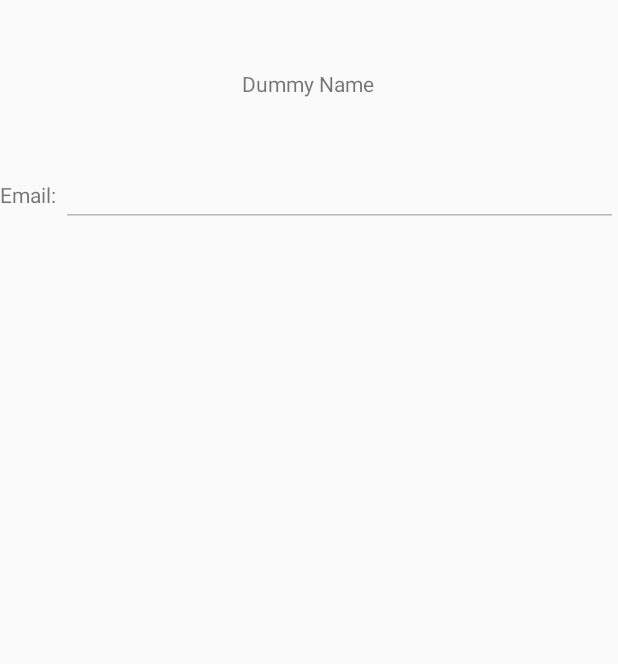
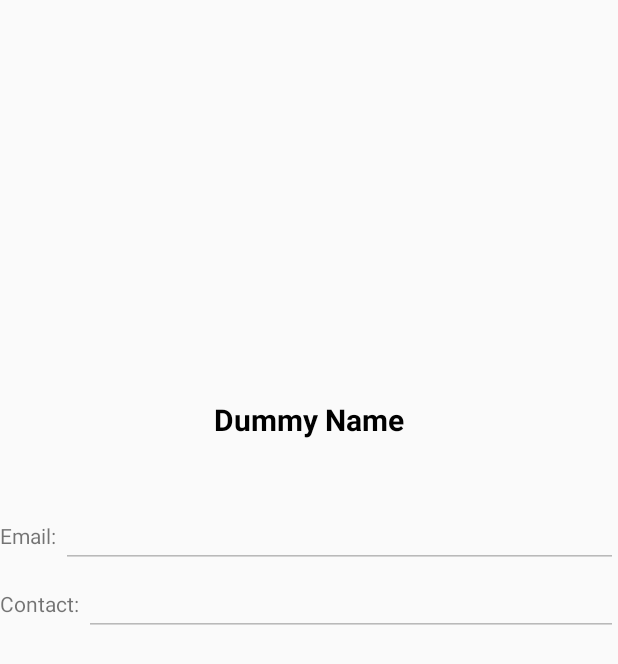
Before and after one commit to UltimateAnjali/MoneySplitter, an Android app: the layout fragment_profile.xml on its own in the app's theme, with its tools: preview values and no code run, on a phone screen of 412 x 824 dp. Shown: the top 664 px of the screen. Run offline under Robolectric (Android 15) with nearby library versions, the phone set to English and light mode, and no system bars.

Commit message:
Fragment profile page updated

```diff
--- a/app/src/main/java/com/proj/balance/money/ProfileFragment.java
+++ b/app/src/main/java/com/proj/balance/money/ProfileFragment.java
@@ -27,6 +27,7 @@ public class ProfileFragment extends Fragment {
     ImageView imageView;
     TextView username;
     EditText useremail;
+    //object
     DatabaseReference dbref;
     UserData userData;
 
@@ -50,7 +51,7 @@ public class ProfileFragment extends Fragment {
         imageView = (ImageView)view.findViewById(R.id.profile_image);
         username = (TextView)view.findViewById(R.id.user_name);
         useremail = (EditText) view.findViewById(R.id.user_email);
-
+//
         Query query = dbref.child("moneySplit").child("users").child(FirebaseAuth.getInstance().getCurrentUser().getUid());
         query.addListenerForSingleValueEvent(new ValueEventListener() {
             @Override
@@ -59,6 +60,7 @@ public class ProfileFragment extends Fragment {
                     userData = dataSnapshot.getValue(UserData.class);
                     username.setText(UserData.userGivenName+" "+UserData.userFamilyName);
                     useremail.setText(UserData.userEmail);
+                    //user object for contact
                     Picasso.with(getContext())
                             .load(Uri.parse(UserData.userPhoto))
                             .noFade()
--- a/app/src/main/res/layout/fragment_profile.xml
+++ b/app/src/main/res/layout/fragment_profile.xml
@@ -8,33 +8,39 @@
         android:layout_width="match_parent"
         android:layout_height="wrap_content"
         android:id="@+id/linear_layout"
-        android:orientation="horizontal"
+        android:orientation="vertical"
         android:layout_marginTop="16dp"
         android:weightSum="3">
 
         <ImageView
-            android:layout_width="@dimen/profile_image_size"
-            android:layout_height="@dimen/profile_image_size"
             android:id="@+id/profile_image"
-            android:layout_weight="1"/>
+            android:layout_width="250dp"
+            android:layout_height="250dp"
+            android:layout_weight="1"
+            android:layout_gravity="center" />
 
         <TextView
+            android:text="Dummy Name"
+            android:textSize="20dp"
+            android:textStyle="bold"
+            android:textColor="@color/colorBlack"
+            android:layout_gravity="center"
+            android:id="@+id/user_name"
             android:layout_width="wrap_content"
             android:layout_height="wrap_content"
-            android:id="@+id/user_name"
-            android:layout_gravity="center_vertical"
-            android:gravity="center_vertical"
-            android:text="Dummy Name"
             android:layout_weight="2"/>
-    </LinearLayout>
+
+
+
 
     <LinearLayout
         android:layout_width="match_parent"
         android:layout_height="wrap_content"
         android:id="@+id/linear_layout2"
         android:orientation="horizontal"
-        android:layout_marginTop="10dp"
-        android:layout_below="@+id/linear_layout">
+        android:layout_marginTop="40dp"
+        android:layout_below="@+id/linear_layout"
+        android:layout_gravity="center">
 
         <TextView
             android:layout_width="wrap_content"
@@ -50,4 +56,40 @@
             android:textColor="@color/inactiveDot"/>
     </LinearLayout>
 
+    <LinearLayout
+        android:layout_width="match_parent"
+        android:layout_height="wrap_content"
+        android:id="@+id/linear_layout4"
+        android:orientation="horizontal"
+        android:layout_gravity="center"
+        android:layout_below="@+id/linear_layout">
+
+        <TextView
+            android:layout_width="wrap_content"
+            android:layout_height="wrap_content"
+            android:id="@+id/user_contact_tv"
+            android:text="Contact: "/>
+
+        <EditText
+            android:layout_width="match_parent"
+            android:layout_height="wrap_content"
+            android:id="@+id/user_contact"
+            android:enabled="false"
+            android:textColor="@color/inactiveDot"/>
+    </LinearLayout>
+
+    <LinearLayout
+        android:layout_width="match_parent"
+        android:layout_height="wrap_content"
+        android:id="@+id/linear_layout3"
+        android:orientation="vertical"
+        android:gravity="center"
+        android:layout_marginTop="10dp"
+        android:layout_below="@+id/linear_layout">
+
+
+
+    </LinearLayout>
+    </LinearLayout>
+
 </RelativeLayout>
```
Also changed, not shown: gradle/wrapper/gradle-wrapper.properties.
